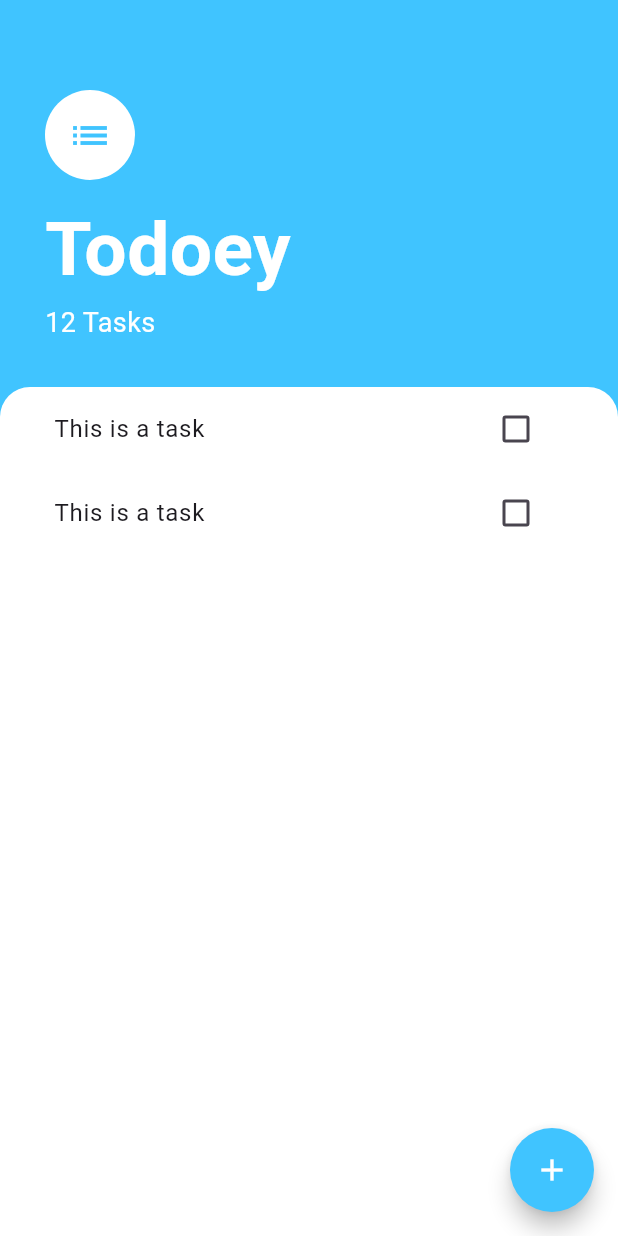
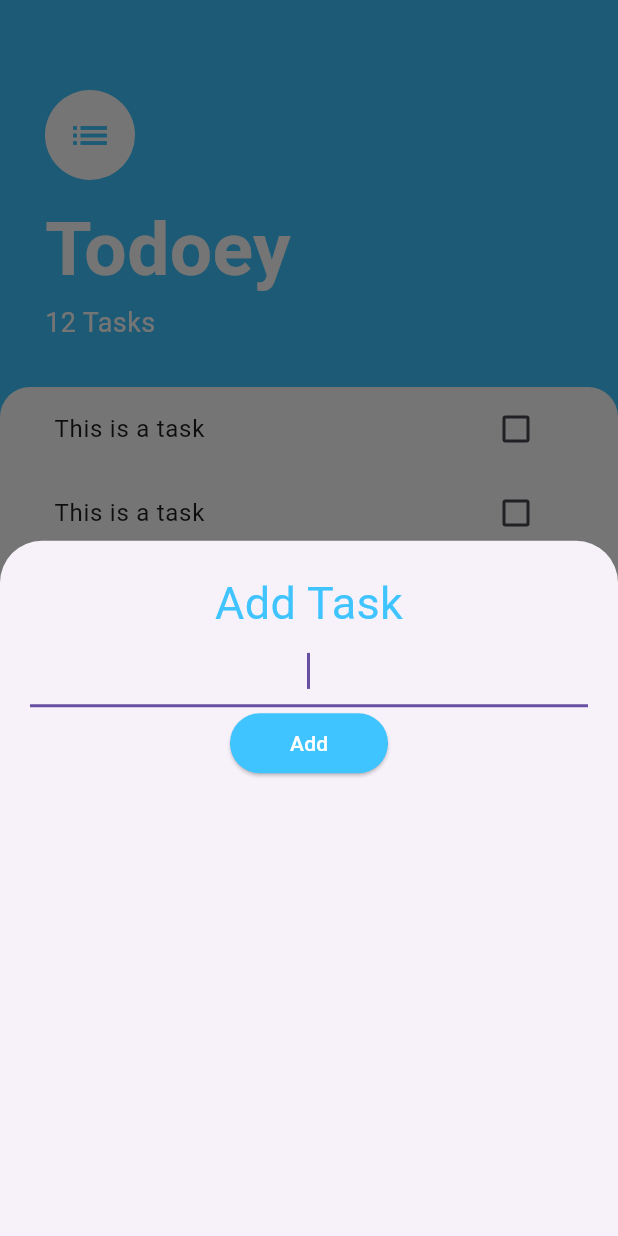
Before and after one commit to LegendHadi/Todo_App, a Flutter app: the screen it shows after launch, after a tap on the "add" icon, on a phone screen of 412 x 824 dp. Run offline on Flutter 3.47's test engine with Material 3 defaults, Android fonts, the phone set to English and light mode, and no system bars.

Commit message:
Create functionality for add button

```diff
--- /dev/null
+++ b/lib/screens/add_task_screen.dart
@@ -0,0 +1,45 @@
+import 'package:flutter/material.dart';
+
+class AddTaskScreen extends StatelessWidget {
+  const AddTaskScreen({super.key});
+
+  @override
+  Widget build(BuildContext context) {
+    return Container(
+      decoration: const BoxDecoration(
+          borderRadius: BorderRadius.only(
+        topLeft: Radius.circular(20),
+        topRight: Radius.circular(20),
+      )),
+      padding: const EdgeInsets.all(20),
+      child: Column(
+        children: [
+          const Text(
+            'Add Task',
+            style: TextStyle(
+              fontSize: 30,
+              color: Colors.lightBlueAccent,
+            ),
+          ),
+          const TextField(
+            autofocus: true,
+            textAlign: TextAlign.center,
+          ),
+          ElevatedButton(
+            onPressed: () {},
+            style: ButtonStyle(
+              backgroundColor: WidgetStateProperty.all(Colors.lightBlueAccent),
+              padding: WidgetStateProperty.all(const EdgeInsets.symmetric(horizontal: 40, vertical: 10))
+            ),
+            child: const Text(
+              'Add',
+              style: TextStyle(
+                color: Colors.white,
+              ),
+            ),
+          ),
+        ],
+      ),
+    );
+  }
+}
--- a/lib/screens/tasks_screen.dart
+++ b/lib/screens/tasks_screen.dart
@@ -1,5 +1,6 @@
 import 'package:flutter/material.dart';
 import 'package:todo_app/widgets.dart';
+import 'package:todo_app/screens/add_task_screen.dart';
 
 class TaskeScreen extends StatelessWidget {
   const TaskeScreen({super.key});
@@ -12,7 +13,10 @@ class TaskeScreen extends StatelessWidget {
         backgroundColor: Colors.lightBlueAccent,
         foregroundColor: Colors.white,
         shape: const CircleBorder(),
-        onPressed: () {},
+        onPressed: () {
+          showModalBottomSheet(
+              context: context, builder: (context) => const AddTaskScreen());
+        },
         child: const Icon(Icons.add),
       ),
       body: Column(
```
